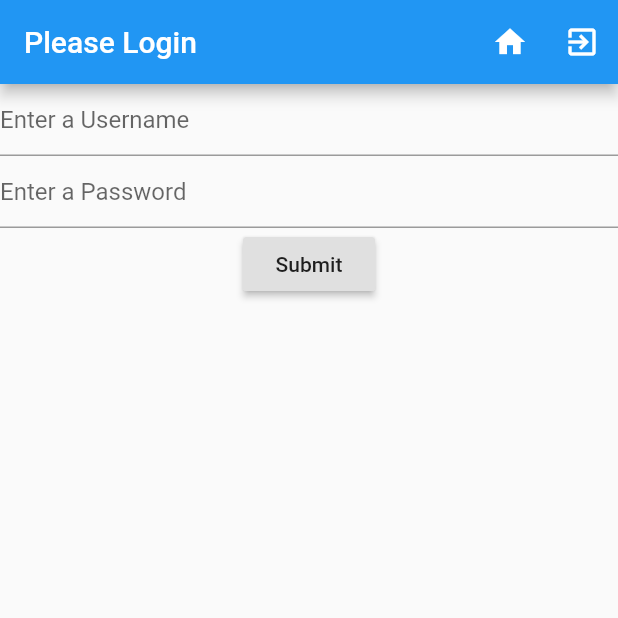
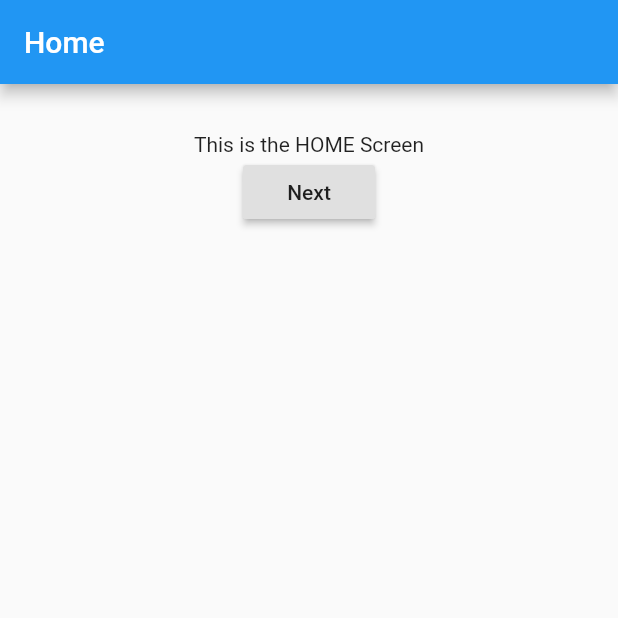
Before and after one commit to brianwoo/flutter_tutorial, a Flutter app: the screen it shows after launch, on a phone screen of 412 x 824 dp, the top half of it. Run offline on Flutter 3.47's test engine with Material 2 defaults, Android fonts, the phone set to English and light mode, and no system bars.

Commit message:
Finished Lesson 25

```diff
--- /dev/null
+++ b/lib/flutter25_router/router.dart
@@ -0,0 +1,27 @@
+import 'package:flutter/material.dart';
+import 'screens/home.dart';
+import 'screens/second.dart';
+import 'screens/third.dart';
+
+
+void flutter_Router() => runApp(new Router());
+
+
+class Router extends StatelessWidget
+{
+
+  @override
+  Widget build(BuildContext context)
+  {
+    return new MaterialApp(
+      title: "Navigation",
+      routes: <String, WidgetBuilder> {
+        "/Home": (BuildContext context) => new Home(),
+        "/Second": (BuildContext context) => new Second(),
+        "/Third": (BuildContext context) => new Third()
+      },
+      home: new Home()
+    );
+  }
+
+}
--- /dev/null
+++ b/lib/flutter25_router/screens/home.dart
@@ -0,0 +1,28 @@
+import 'package:flutter/material.dart';
+
+class Home extends StatelessWidget
+{
+
+  @override
+  Widget build(BuildContext context)
+  {
+    return new Scaffold(
+      appBar: new AppBar(title: new Text("Home"),),
+      body: new Container(
+        padding: new EdgeInsets.all(32.0),
+        child: new Center(
+          child: new Column(
+            children: <Widget>[
+              new Text("This is the HOME Screen"),
+              new RaisedButton(
+                child: new Text("Next"),
+                onPressed: () => Navigator.of(context).pushNamed("/Second")
+              ),
+            ],
+          )
+        ),
+      )
+    );
+  }
+
+}
--- a/lib/main.dart
+++ b/lib/main.dart
@@ -2,10 +2,12 @@ import 'package:flutter/material.dart';
 import 'hello.dart';
 import 'flutter23.dart';
 import 'flutter24/flutter24.dart';
+import 'flutter25_router/router.dart';
 
 
 // void main() => flutter23();
-void main() => flutter24();
+//void main() => flutter24();
+void main() => flutter_Router();
 
 
 // void main() {
```
Also changed, not shown: lib/flutter25_router/screens/second.dart (added, +28 -0 lines), lib/flutter25_router/screens/third.dart (added, +35 -0 lines).
